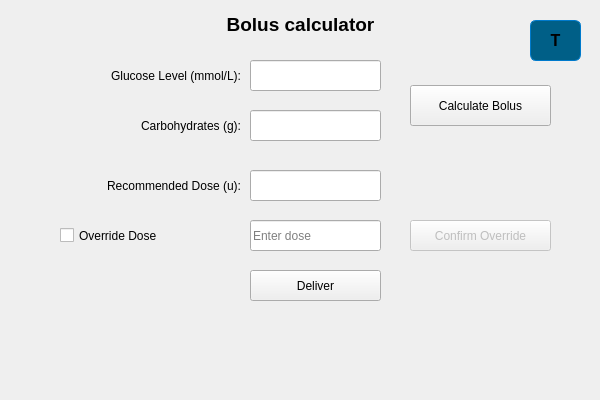
The window that code/boluscalculator.ui (xHWAHx/InsulinPumpSimulator-Group35) describes before a commit, drawn with Qt 5.
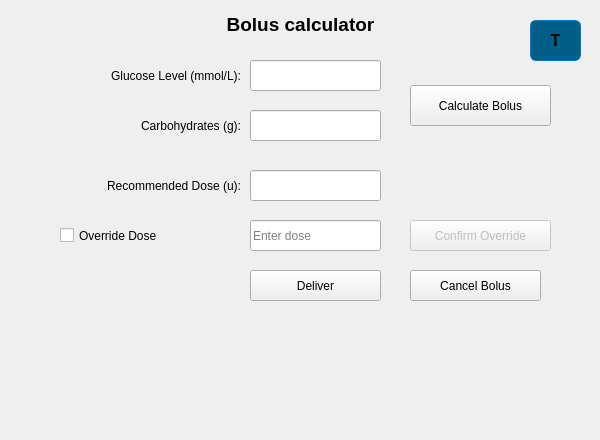
The same window after the commit.

The edit to the form file:
```diff
--- a/code/boluscalculator.ui
+++ b/code/boluscalculator.ui
@@ -7,7 +7,7 @@
     <x>0</x>
     <y>0</y>
     <width>600</width>
-    <height>400</height>
+    <height>440</height>
    </rect>
   </property>
   <property name="windowTitle">
@@ -222,6 +222,19 @@
     <set>Qt::AlignCenter</set>
    </property>
   </widget>
+  <widget class="QPushButton" name="btnCancelBolus">
+   <property name="geometry">
+    <rect>
+     <x>410</x>
+     <y>270</y>
+     <width>131</width>
+     <height>31</height>
+    </rect>
+   </property>
+   <property name="text">
+    <string>Cancel Bolus</string>
+   </property>
+  </widget>
  </widget>
  <resources/>
  <connections/>
```
